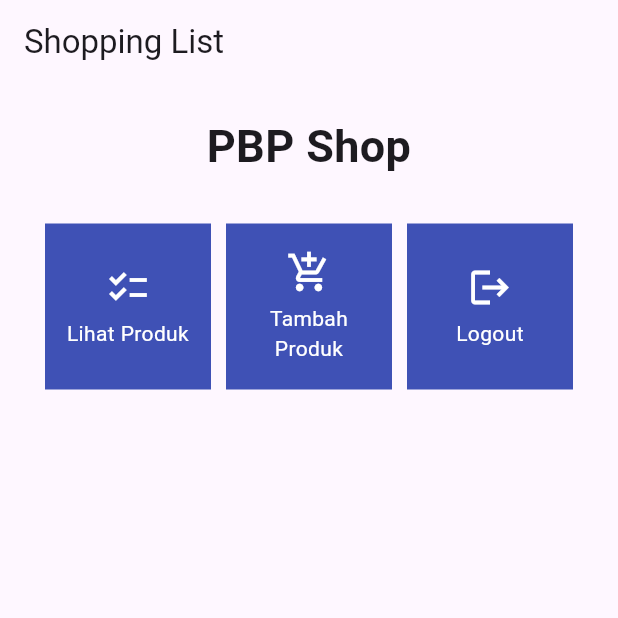
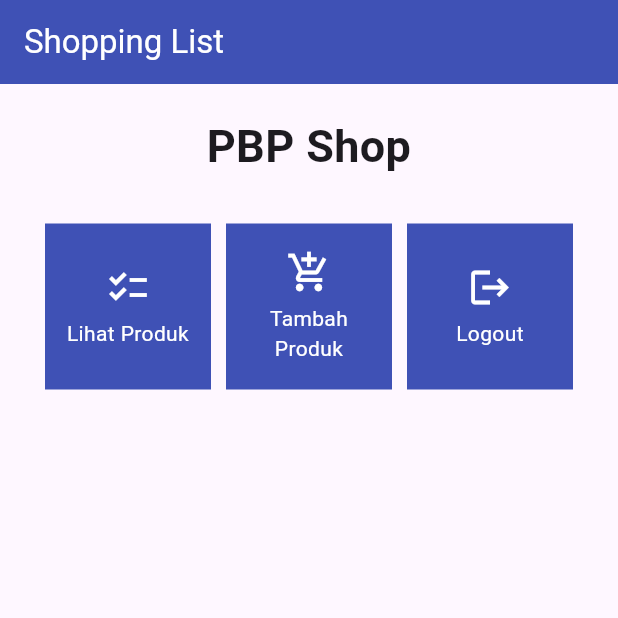
Before and after one commit to Akmal76/PBP-Tutorial-ShoppingListMobile, a Flutter app: the screen it shows after launch, on a phone screen of 412 x 824 dp, the top half of it. Run offline on Flutter 3.47's test engine with Material 2 defaults, Android fonts, the phone set to English and light mode, and no system bars.

Commit message:
fix: AppBar background and text properties

```diff
--- a/lib/menu.dart
+++ b/lib/menu.dart
@@ -29,9 +29,12 @@ class MyHomePage extends StatelessWidget {
   Widget build(BuildContext context) {
     return Scaffold(
       appBar: AppBar(
+        centerTitle: false,
         title: const Text(
           'Shopping List',
-        ),
+          style: TextStyle(color: Colors.white),
+          ),
+        backgroundColor: Colors.indigo,
       ),
       body: SingleChildScrollView(
         // Widget wrapper yang dapat discroll
```
